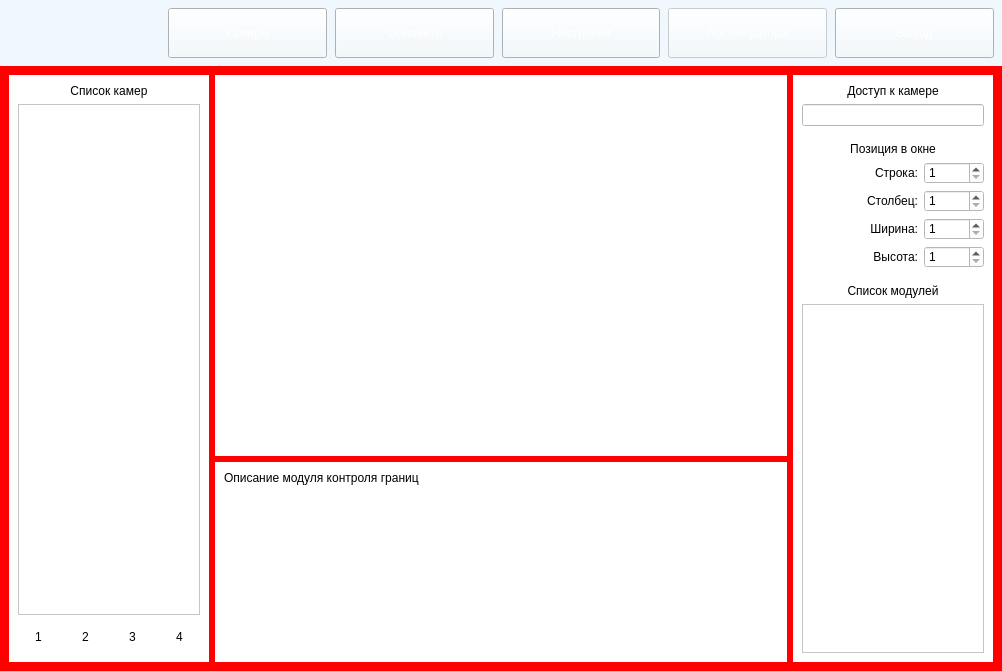
Qt form mainwindow.ui (VenkarD/SecuritySystem) before a commit.
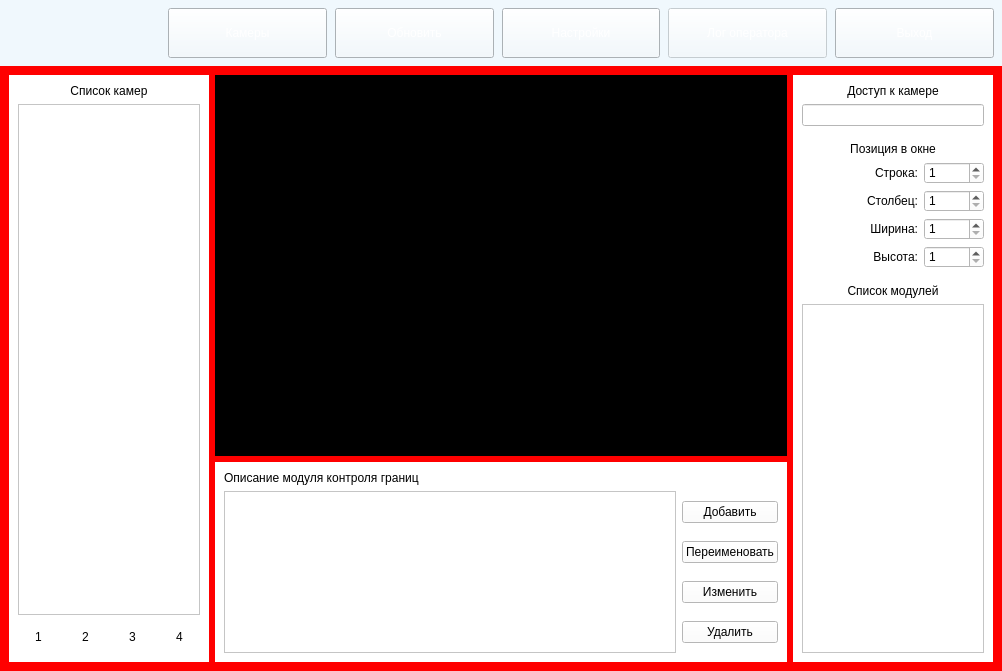
The same form after that commit. The open tabs and pages were chosen to show the change. Icons and pictures are not drawn. Custom widgets are drawn as their Qt base class.

```diff
--- a/mainwindow.ui
+++ b/mainwindow.ui
@@ -267,19 +267,6 @@
         </sizepolicy>
        </property>
        <layout class="QGridLayout" name="settings_layout">
-        <item row="0" column="1">
-         <widget class="QWidget" name="camera_preview_label_container" native="true">
-          <property name="sizePolicy">
-           <sizepolicy hsizetype="Expanding" vsizetype="Expanding">
-            <horstretch>0</horstretch>
-            <verstretch>0</verstretch>
-           </sizepolicy>
-          </property>
-          <property name="styleSheet">
-           <string notr="true">background: white;</string>
-          </property>
-         </widget>
-        </item>
         <item row="1" column="1">
          <widget class="QStackedWidget" name="module_settings_panel">
           <property name="sizePolicy">
@@ -686,6 +673,56 @@
               </property>
              </widget>
             </item>
+            <item row="1" column="0">
+             <widget class="QListWidget" name="listWidget"/>
+            </item>
+            <item row="1" column="1">
+             <layout class="QVBoxLayout" name="verticalLayout_7">
+              <property name="spacing">
+               <number>8</number>
+              </property>
+              <item>
+               <widget class="QPushButton" name="pushButton">
+                <property name="text">
+                 <string>Добавить</string>
+                </property>
+                <property name="flat">
+                 <bool>false</bool>
+                </property>
+               </widget>
+              </item>
+              <item>
+               <widget class="QPushButton" name="pushButton_2">
+                <property name="text">
+                 <string>Переименовать</string>
+                </property>
+                <property name="flat">
+                 <bool>false</bool>
+                </property>
+               </widget>
+              </item>
+              <item>
+               <widget class="QPushButton" name="pushButton_3">
+                <property name="text">
+                 <string>Изменить</string>
+                </property>
+                <property name="flat">
+                 <bool>false</bool>
+                </property>
+               </widget>
+              </item>
+              <item>
+               <widget class="QPushButton" name="pushButton_4">
+                <property name="text">
+                 <string>Удалить</string>
+                </property>
+                <property name="flat">
+                 <bool>false</bool>
+                </property>
+               </widget>
+              </item>
+             </layout>
+            </item>
            </layout>
           </widget>
          </widget>
@@ -1116,6 +1153,39 @@
           </layout>
          </widget>
         </item>
+        <item row="0" column="1">
+         <layout class="QVBoxLayout" name="camera_preview_label_vbox">
+          <property name="sizeConstraint">
+           <enum>QLayout::SetNoConstraint</enum>
+          </property>
+          <item>
+           <layout class="QHBoxLayout" name="camera_preview_label_hbox">
+            <property name="sizeConstraint">
+             <enum>QLayout::SetNoConstraint</enum>
+            </property>
+            <item>
+             <widget class="QLabel" name="camera_preview_label">
+              <property name="sizePolicy">
+               <sizepolicy hsizetype="Expanding" vsizetype="Expanding">
+                <horstretch>0</horstretch>
+                <verstretch>0</verstretch>
+               </sizepolicy>
+              </property>
+              <property name="styleSheet">
+               <string notr="true">background: black;</string>
+              </property>
+              <property name="text">
+               <string/>
+              </property>
+              <property name="alignment">
+               <set>Qt::AlignCenter</set>
+              </property>
+             </widget>
+            </item>
+           </layout>
+          </item>
+         </layout>
+        </item>
        </layout>
       </widget>
      </widget>
```
Left out of the diff: 10 changed lines with no effect on the pictures.
